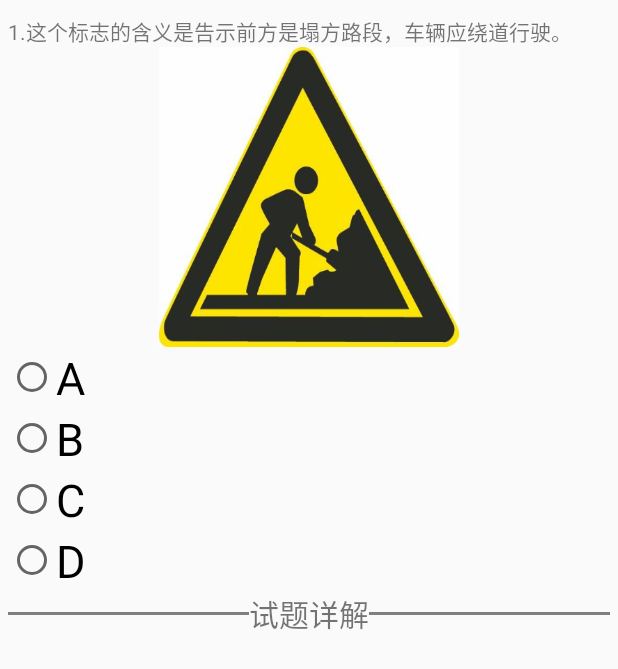
After one commit to panxiansen/JiaKaoBaoDian, an Android app: the layout choice_question.xml on its own in the app's theme, with its tools: preview values and no code run, on a phone screen of 412 x 824 dp. The commit adds this screen. Shown: the top 669 px of the screen. Run offline under Robolectric (Android 15) with nearby library versions, the phone set to English and light mode, and no system bars.

Commit message:
更新AS之后第一次出现SDK版本号不对的问题
进行一个小小的修复后，进行测试

```diff
--- a/app/build.gradle
+++ b/app/build.gradle
@@ -5,8 +5,8 @@ android {
     buildToolsVersion "25.0.0"
     defaultConfig {
         applicationId "com.example.administrator.jiakaobaodian"
-        minSdkVersion 15
-        targetSdkVersion 25
+        minSdkVersion 8
+        targetSdkVersion 19
         versionCode 1
         versionName "1.0"
         testInstrumentationRunner "android.support.test.runner.AndroidJUnitRunner"
--- a/app/src/main/java/com/example/administrator/jiakaobaodian/Fragment__faxian.java
+++ b/app/src/main/java/com/example/administrator/jiakaobaodian/Fragment__faxian.java
@@ -1,5 +1,7 @@
 package com.example.administrator.jiakaobaodian;
 
+import android.annotation.TargetApi;
+import android.os.Build;
 import android.os.Bundle;
 import android.support.annotation.Nullable;
 import android.support.v4.app.Fragment;
@@ -25,6 +27,7 @@ public class Fragment__faxian extends Fragment {
         return view;
     }
 
+    @TargetApi(Build.VERSION_CODES.GINGERBREAD)
     private void init(View view){
         fragment_faxian_toolbar = (Toolbar) view.findViewById(R.id.fragment_faxian_toolbar);
         fragment_faxian_toolbar.inflateMenu(R.menu.jiakao_toolbar_menu);
--- a/app/src/main/java/com/example/administrator/jiakaobaodian/Fragment_baibaoxiang.java
+++ b/app/src/main/java/com/example/administrator/jiakaobaodian/Fragment_baibaoxiang.java
@@ -1,5 +1,7 @@
 package com.example.administrator.jiakaobaodian;
 
+import android.annotation.TargetApi;
+import android.os.Build;
 import android.os.Bundle;
 import android.support.annotation.Nullable;
 import android.support.v4.app.Fragment;
@@ -24,6 +26,7 @@ public class Fragment_baibaoxiang extends Fragment {
         return view;
     }
 
+    @TargetApi(Build.VERSION_CODES.GINGERBREAD)
     private void init(View view){
         fragment_baibaoxiang_toolbar = (Toolbar) view.findViewById(R.id.fragment_baibaoxiang_toolbar);
         fragment_baibaoxiang_toolbar.inflateMenu(R.menu.jiakao_toolbar_menu);
--- a/app/src/main/java/com/example/administrator/jiakaobaodian/Fragment_baoming.java
+++ b/app/src/main/java/com/example/administrator/jiakaobaodian/Fragment_baoming.java
@@ -1,5 +1,7 @@
 package com.example.administrator.jiakaobaodian;
 
+import android.annotation.TargetApi;
+import android.os.Build;
 import android.os.Bundle;
 import android.support.annotation.Nullable;
 import android.support.v4.app.Fragment;
@@ -24,6 +26,7 @@ public class Fragment_baoming extends Fragment {
         return view;
     }
 
+    @TargetApi(Build.VERSION_CODES.GINGERBREAD)
     private void init(View view){
         fragment_baoming_toolbar = (Toolbar) view.findViewById(R.id.fragment_baoming_toolbar);
         fragment_baoming_toolbar.inflateMenu(R.menu.jiakao_toolbar_menu);
--- a/app/src/main/java/com/example/administrator/jiakaobaodian/Fragment_maiche.java
+++ b/app/src/main/java/com/example/administrator/jiakaobaodian/Fragment_maiche.java
@@ -1,5 +1,7 @@
 package com.example.administrator.jiakaobaodian;
 
+import android.annotation.TargetApi;
+import android.os.Build;
 import android.os.Bundle;
 import android.support.annotation.Nullable;
 import android.support.v4.app.Fragment;
@@ -25,6 +27,7 @@ public class Fragment_maiche extends Fragment {
         return view;
     }
 
+    @TargetApi(Build.VERSION_CODES.GINGERBREAD)
     private void init(View view){
         fragment_maiche_toolbar = (Toolbar) view.findViewById(R.id.fragment_maiche_toolbar);
         fragment_maiche_toolbar.inflateMenu(R.menu.jiakao_toolbar_menu);
--- a/app/src/main/java/com/example/administrator/jiakaobaodian/Fragment_test.java
+++ b/app/src/main/java/com/example/administrator/jiakaobaodian/Fragment_test.java
@@ -1,6 +1,8 @@
 package com.example.administrator.jiakaobaodian;
 
+import android.annotation.TargetApi;
 import android.content.Intent;
+import android.os.Build;
 import android.os.Bundle;
 import android.support.annotation.Nullable;
 import android.support.design.widget.TabLayout;
@@ -48,6 +50,7 @@ public class Fragment_test extends Fragment {
     }
 
     //初始化各种控件
+    @TargetApi(Build.VERSION_CODES.GINGERBREAD)
     private void initControls(View view){
 
         //初始化界面里的控件
--- a/app/src/main/java/com/example/administrator/jiakaobaodian/MainActivity.java
+++ b/app/src/main/java/com/example/administrator/jiakaobaodian/MainActivity.java
@@ -1,6 +1,8 @@
 package com.example.administrator.jiakaobaodian;
 
+import android.annotation.TargetApi;
 import android.content.Intent;
+import android.os.Build;
 import android.os.Bundle;
 import android.support.design.widget.NavigationView;
 import android.support.v4.app.FragmentManager;
@@ -52,6 +54,7 @@ public class MainActivity extends AppCompatActivity
     //登录界面变量声明
     private ImageButton menu_login_image;
 
+    @TargetApi(Build.VERSION_CODES.GINGERBREAD)
     @Override
     protected void onCreate(Bundle savedInstanceState) {
         super.onCreate(savedInstanceState);
@@ -83,6 +86,7 @@ public class MainActivity extends AppCompatActivity
         setDefaultFragment();
     }
 
+    @TargetApi(Build.VERSION_CODES.GINGERBREAD)
     @Override
     public void onBackPressed() {
         DrawerLayout drawer = (DrawerLayout) findViewById(R.id.drawer_layout);
--- a/app/src/main/java/com/example/administrator/jiakaobaodian/StartActivity.java
+++ b/app/src/main/java/com/example/administrator/jiakaobaodian/StartActivity.java
@@ -1,6 +1,8 @@
 package com.example.administrator.jiakaobaodian;
 
+import android.annotation.TargetApi;
 import android.content.Intent;
+import android.os.Build;
 import android.os.Bundle;
 import android.os.Handler;
 import android.support.v7.app.AppCompatActivity;
@@ -17,6 +19,7 @@ public class StartActivity extends AppCompatActivity {
         setContentView(R.layout.start_layout);
 
                 new Handler().postDelayed(new Runnable() {
+            @TargetApi(Build.VERSION_CODES.ECLAIR)
             @Override
             public void run() {
                 Intent mainIntent = new Intent(StartActivity.this, MainActivity.class);
--- /dev/null
+++ b/app/src/main/res/layout/choice_question.xml
@@ -0,0 +1,118 @@
+<?xml version="1.0" encoding="utf-8"?>
+<LinearLayout xmlns:android="http://schemas.android.com/apk/res/android"
+    android:orientation="vertical" android:layout_width="match_parent"
+    android:layout_height="match_parent"
+    >
+
+    <ScrollView
+        android:layout_width="match_parent"
+        android:layout_height="match_parent">
+
+        <LinearLayout
+            android:paddingTop="10dp"
+            android:paddingLeft="5dp"
+            android:paddingRight="5dp"
+            android:layout_width="match_parent"
+            android:layout_height="wrap_content"
+            android:orientation="vertical"
+            >
+
+        <TextView
+                android:layout_width="match_parent"
+                android:layout_height="wrap_content"
+                android:singleLine="false"
+                android:text="1.这个标志的含义是告示前方是塌方路段，车辆应绕道行驶。"
+
+                />
+
+        <ImageView
+            android:layout_gravity="center"
+            android:layout_width="200dp"
+            android:layout_height="200dp"
+            android:background="@mipmap/question_1"
+            />
+
+        <RadioGroup
+            android:layout_width="match_parent"
+            android:layout_height="wrap_content">
+
+            <RadioButton
+                android:layout_width="wrap_content"
+                android:layout_height="wrap_content"
+                android:textSize="30sp"
+                android:text="A"
+
+
+                />
+
+            <RadioButton
+                android:layout_width="wrap_content"
+                android:layout_height="wrap_content"
+                android:text="B"
+                android:textSize="30sp"
+                />
+
+            <RadioButton
+                android:layout_width="wrap_content"
+                android:layout_height="wrap_content"
+                android:text="C"
+                android:textSize="30sp"
+                />
+
+            <RadioButton
+                android:layout_width="wrap_content"
+                android:layout_height="wrap_content"
+                android:text="D"
+                android:textSize="30sp"
+                />
+
+
+        </RadioGroup>
+
+        <LinearLayout
+                android:layout_width="match_parent"
+                android:layout_height="match_parent"
+                android:orientation="vertical"
+                >
+
+                <LinearLayout
+                    android:layout_width="match_parent"
+                    android:layout_height="match_parent"
+                    android:orientation="horizontal">
+
+                    <View
+                        android:layout_gravity="center"
+                        android:layout_width="match_parent"
+                        android:layout_height="2dp"
+                        android:background="@color/gray"
+                        android:layout_weight="2"
+                        />
+
+                    <TextView
+                        android:layout_width="wrap_content"
+                        android:layout_height="wrap_content"
+                        android:text="试题详解"
+                        android:textSize="20sp"
+                        />
+
+                    <View
+
+                        android:layout_gravity="center"
+                        android:layout_width="match_parent"
+                        android:layout_height="2dp"
+                        android:background="@color/gray"
+                        android:layout_weight="2"
+                        />
+
+                </LinearLayout>
+
+
+            </LinearLayout>
+
+
+
+        </LinearLayout>
+
+    </ScrollView>
+
+</LinearLayout>
--- a/app/src/main/res/menu/activity_main_drawer.xml
+++ b/app/src/main/res/menu/activity_main_drawer.xml
@@ -30,7 +30,6 @@
                 android:id="@+id/nav_send"
                 android:icon="@drawable/ic_menu_send"
                 android:title="拨打电话"
-                android:autolink="phone"
                 android:text="1371848132"/>
         </menu>
     </item>
```
Also changed, not shown: app/src/main/res/layout/true_or_false.xml (added, +108 -0 lines), app/src/main/res/mipmap-xhdpi/question_1.jpg (added).
